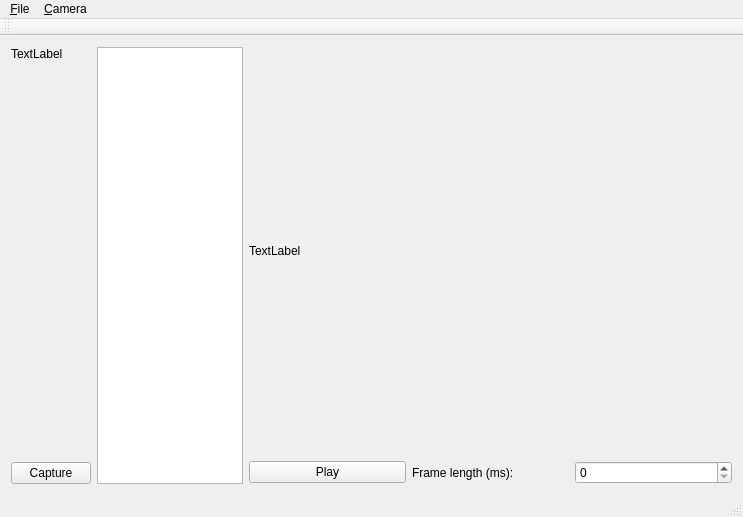
The window that source/mainwindow.ui (itai2/stopmotion) describes before a commit, drawn with Qt 5.
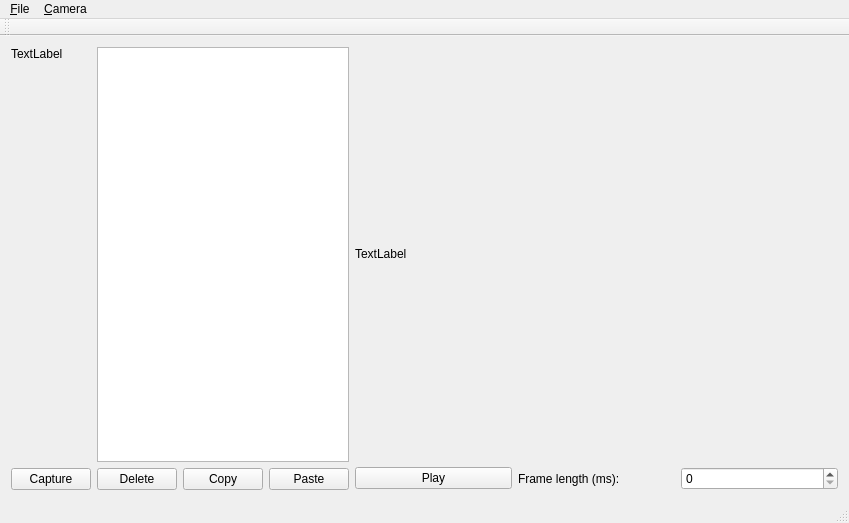
The same window after the commit. Custom widgets are drawn as their Qt base class.

Commit message: added buttons that do nothing

```diff
--- a/source/mainwindow.ui
+++ b/source/mainwindow.ui
@@ -6,15 +6,15 @@
    <rect>
     <x>0</x>
     <y>0</y>
-    <width>743</width>
-    <height>517</height>
+    <width>833</width>
+    <height>523</height>
    </rect>
   </property>
   <property name="windowTitle">
    <string>MainWindow</string>
   </property>
   <widget class="QWidget" name="centralWidget">
-   <layout class="QHBoxLayout" name="horizontalLayout_2">
+   <layout class="QHBoxLayout" name="horizontalLayout_3" stretch="2,0,1">
     <item>
      <layout class="QVBoxLayout" name="verticalLayout" stretch="0,1,0">
       <item>
@@ -40,7 +40,40 @@
      </layout>
     </item>
     <item>
-     <widget class="QListWidget" name="_imageIconList"/>
+     <layout class="QVBoxLayout" name="verticalLayout_4">
+      <item>
+       <widget class="QListWidget" name="_imageIconList">
+        <property name="selectionMode">
+         <enum>QAbstractItemView::ContiguousSelection</enum>
+        </property>
+       </widget>
+      </item>
+      <item>
+       <layout class="QHBoxLayout" name="horizontalLayout_2">
+        <item>
+         <widget class="QPushButton" name="_delImage">
+          <property name="text">
+           <string>Delete</string>
+          </property>
+         </widget>
+        </item>
+        <item>
+         <widget class="QPushButton" name="_copyImage">
+          <property name="text">
+           <string>Copy</string>
+          </property>
+         </widget>
+        </item>
+        <item>
+         <widget class="QPushButton" name="_pasteImage">
+          <property name="text">
+           <string>Paste</string>
+          </property>
+         </widget>
+        </item>
+       </layout>
+      </item>
+     </layout>
     </item>
     <item>
      <layout class="QVBoxLayout" name="verticalLayout_3" stretch="0,1">
@@ -97,7 +130,7 @@
     <rect>
      <x>0</x>
      <y>0</y>
-     <width>743</width>
+     <width>833</width>
      <height>22</height>
     </rect>
    </property>
```
The commit also changes 2 other files.
